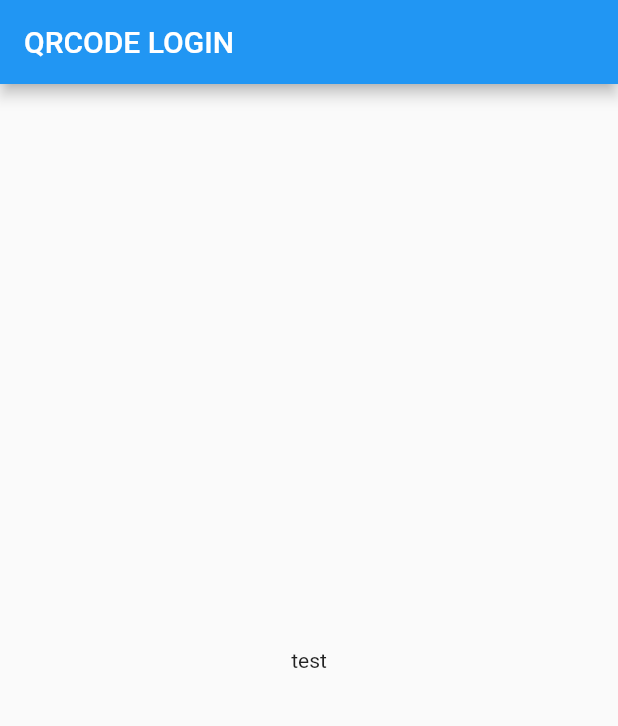
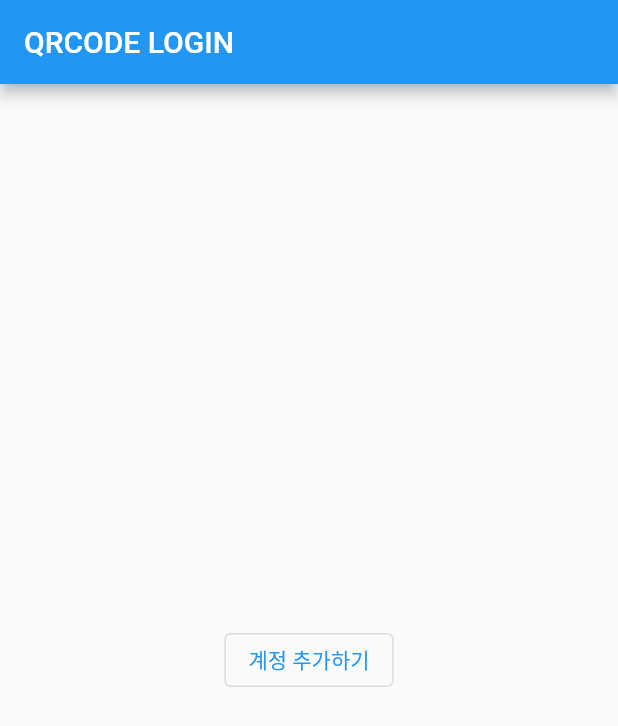
Before and after one commit to paring-chan/qrcode_login, a Flutter app: the screen it shows after launch, on a phone screen of 412 x 824 dp. Shown: the top 726 px of the screen. Run offline on Flutter 3.47's test engine with Material 2 defaults, Android fonts, the phone set to English and light mode, and no system bars.

Commit message:
feat: install qrscan

```diff
--- a/lib/pages/Home.dart
+++ b/lib/pages/Home.dart
@@ -1,17 +1,20 @@
 import 'package:flutter/material.dart';
-
 
 class MyApp extends StatelessWidget {
   @override
   Widget build(BuildContext ctx) {
-    return
-      Scaffold(
-        appBar: AppBar(
-          title: Text('QRCODE LOGIN'),
-        ),
-        body: Center(
-            child: Text('test')
-        ),
-      );
+    return Scaffold(
+      appBar: AppBar(
+        title: Text('QRCODE LOGIN'),
+      ),
+      body: Center(
+          child: Column(
+        children: [OutlinedButton(onPressed: () async {
+
+        }, child: Text('계정 추가하기'))],
+        mainAxisAlignment: MainAxisAlignment.center,
+        crossAxisAlignment: CrossAxisAlignment.center,
+      )),
+    );
   }
 }
--- a/pubspec.yaml
+++ b/pubspec.yaml
@@ -24,6 +24,7 @@ dependencies:
   flutter:
     sdk: flutter
   shared_preferences: 2.0.1
+  qrscan: ^0.2.22
 
 
   # The following adds the Cupertino Icons font to your application.
```
Also changed, not shown: pubspec.lock, 1 other file.
